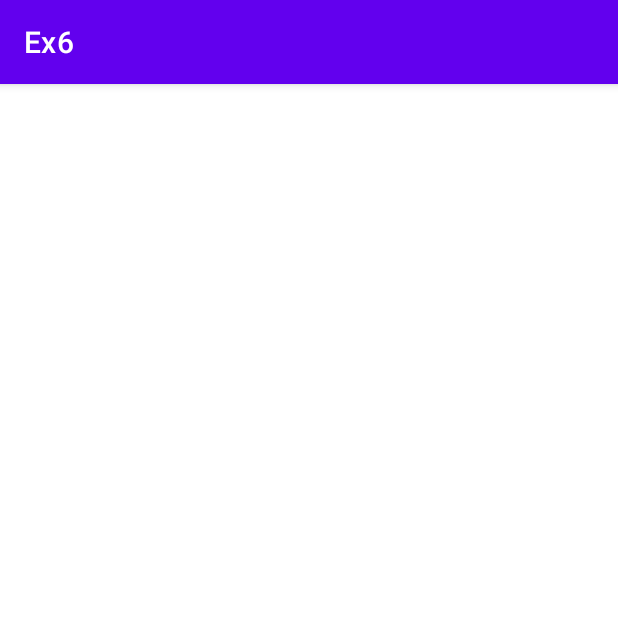
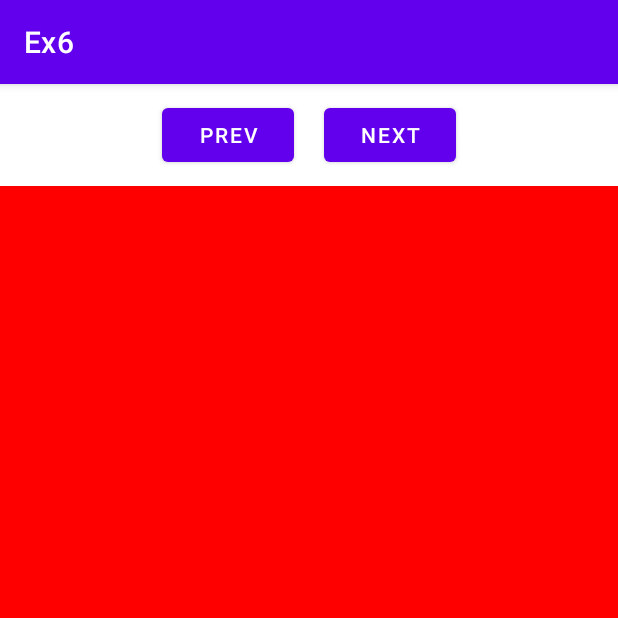
Before and after one commit to jwimini/Ex6, an Android app: the screen it shows after launch (MainActivity), on a phone screen of 412 x 824 dp, the top half of it. Run offline under Robolectric (Android 15) with nearby library versions, the phone set to English and light mode, and no system bars.

Commit message:
Completion ViewFlipper Commit

```diff
--- a/app/src/main/java/ks/hs/emirim/wlalsdl_04/ex6/MainActivity.java
+++ b/app/src/main/java/ks/hs/emirim/wlalsdl_04/ex6/MainActivity.java
@@ -3,12 +3,38 @@ package ks.hs.emirim.wlalsdl_04.ex6;
 import androidx.appcompat.app.AppCompatActivity;
 
 import android.os.Bundle;
+import android.view.View;
+import android.widget.Button;
+import android.widget.ViewFlipper;
 
 public class MainActivity extends AppCompatActivity {
+    ViewFlipper flipper;
 
     @Override
     protected void onCreate(Bundle savedInstanceState) {
         super.onCreate(savedInstanceState);
-        setContentView(R.layout.activity_main);
+        setContentView(R.layout.ex6_15);
+
+        flipper = findViewById(R.id.flipper);
+        Button btnPrev = findViewById(R.id.btn_prev);
+        Button btnNext = findViewById(R.id.btn_next);
+
+        btnPrev.setOnClickListener(btnListener);
+        btnNext.setOnClickListener(btnListener);
+
     }
+
+    View.OnClickListener btnListener = new View.OnClickListener() {
+        @Override
+        public void onClick(View v) {
+            switch (v.getId()){
+                case R.id.btn_prev:
+                    flipper.showPrevious();
+                    break;
+                case R.id.btn_next:
+                    flipper.showNext();
+                    break;
+            }
+        }
+    };
 }
--- /dev/null
+++ b/app/src/main/res/layout/ex6_15.xml
@@ -0,0 +1,48 @@
+<?xml version="1.0" encoding="utf-8"?>
+<LinearLayout xmlns:android="http://schemas.android.com/apk/res/android"
+    android:orientation="vertical"
+    android:layout_width="match_parent"
+    android:layout_height="match_parent">
+    <LinearLayout
+        android:layout_width="match_parent"
+        android:layout_height="wrap_content"
+        android:gravity="center"
+        android:orientation="horizontal">
+        <Button
+            android:id="@+id/btn_prev"
+            android:layout_width="wrap_content"
+            android:layout_height="wrap_content"
+            android:layout_margin="10dp"
+            android:text="Prev"/>
+        <Button
+            android:id="@+id/btn_next"
+            android:layout_width="wrap_content"
+            android:layout_height="wrap_content"
+            android:layout_margin="10dp"
+            android:text="Next"/>
+    </LinearLayout>
+    <ViewFlipper
+        android:id="@+id/flipper"
+        android:layout_width="match_parent"
+        android:layout_height="match_parent">
+        <LinearLayout
+            android:background="#ff0000"
+            android:layout_width="match_parent"
+            android:layout_height="match_parent">
+
+        </LinearLayout>
+        <LinearLayout
+            android:background="#ffff00"
+            android:layout_width="match_parent"
+            android:layout_height="match_parent">
+
+        </LinearLayout>
+        <LinearLayout
+            android:background="#0000ff"
+            android:layout_width="match_parent"
+            android:layout_height="match_parent">
+
+        </LinearLayout>
+
+    </ViewFlipper>
+</LinearLayout>
```
